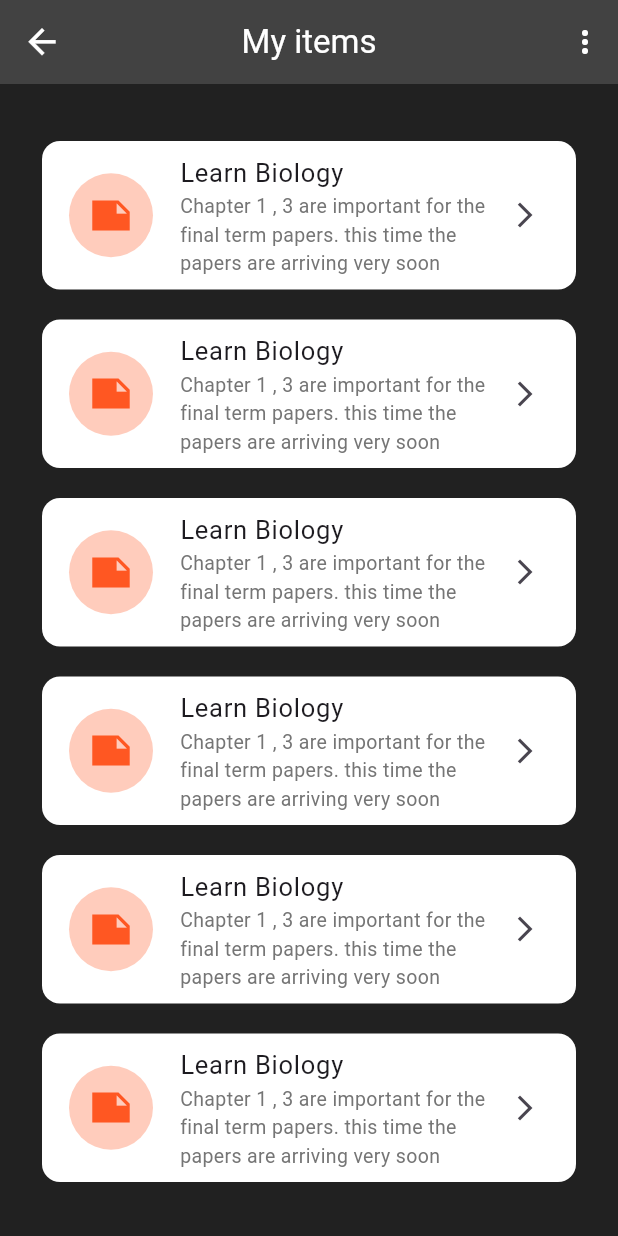
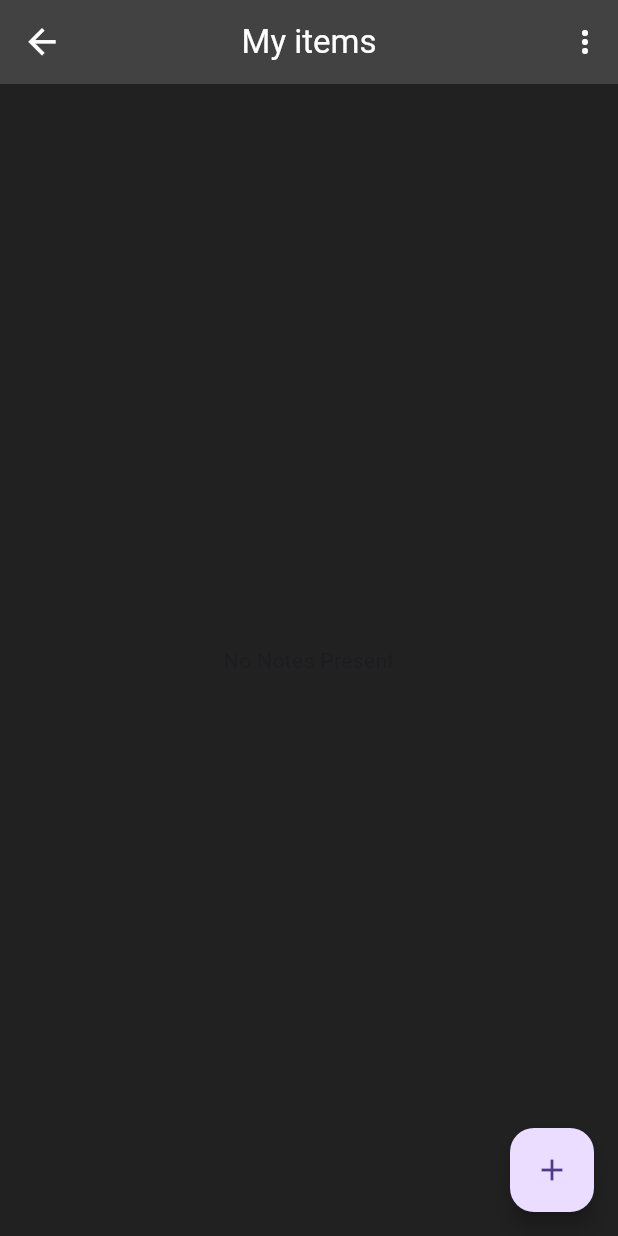
Before and after one commit to Shaurya0987/Sqflite---local-Database, a Flutter app: the Listviewbuilderdemo3 screen opened directly, on a phone screen of 412 x 824 dp. Run offline on Flutter 3.47's test engine with Material 3 defaults, Android fonts, the light colour scheme and no system bars; our stand-ins replace fluttertoast, sqflite; accounts and stored records are empty.

Commit message:
ListView.Builder Third Done with Provider + Local DB

```diff
--- /dev/null
+++ b/lib/Providers/thirdListViewB.uilderProvider.dart
@@ -0,0 +1,18 @@
+import 'package:flutter/material.dart';
+import 'package:localdb/local DataBase/thirdListViewDB.dart';
+
+class ThirdListViewBuilderProvider extends ChangeNotifier {
+  final DatabaseHelper3 db = DatabaseHelper3.instance;
+
+  List<Map<String, dynamic>> items = [];
+
+  Future<void> loadItems() async {
+    items = await db.getnotes(); // ✅ store data
+    notifyListeners();
+  }
+
+  Future<void> addItem(String title, String subtitle) async {
+    await db.insertItem(title, subtitle);
+    await loadItems(); // ✅ wait, then reload
+  }
+}
--- a/lib/Screens/ListViewBuilderDemo3.dart
+++ b/lib/Screens/ListViewBuilderDemo3.dart
@@ -1,4 +1,6 @@
 import 'package:flutter/material.dart';
+import 'package:localdb/Providers/thirdListViewB.uilderProvider.dart';
+import 'package:provider/provider.dart';
 
 class Listviewbuilderdemo3 extends StatelessWidget {
   const Listviewbuilderdemo3({super.key});
@@ -6,40 +8,8 @@ class Listviewbuilderdemo3 extends StatelessWidget {
   @override
   Widget build(BuildContext context) {
 
-    List<Map<String,String>>notes=[
-      {
-        "title" : "Learn Biology",
-        "description" : "Chapter 1 , 3 are important for the final term papers. this time the papers are arriving very soon"
-      },
-      {
-        "title" : "Learn Biology",
-        "description" : "Chapter 1 , 3 are important for the final term papers. this time the papers are arriving very soon"
-      },
-      {
-        "title" : "Learn Biology",
-        "description" : "Chapter 1 , 3 are important for the final term papers. this time the papers are arriving very soon"
-      },
-      {
-        "title" : "Learn Biology",
-        "description" : "Chapter 1 , 3 are important for the final term papers. this time the papers are arriving very soon"
-      },
-      {
-        "title" : "Learn Biology",
-        "description" : "Chapter 1 , 3 are important for the final term papers. this time the papers are arriving very soon"
-      },
-      {
-        "title" : "Learn Biology",
-        "description" : "Chapter 1 , 3 are important for the final term papers. this time the papers are arriving very soon"
-      },
-      {
-        "title" : "Learn Biology",
-        "description" : "Chapter 1 , 3 are important for the final term papers. this time the papers are arriving very soon"
-      },
-      {
-        "title" : "Learn Biology",
-        "description" : "Chapter 1 , 3 are important for the final term papers. this time the papers are arriving very soon"
-      },
-    ];
+    final provider=context.watch<ThirdListViewBuilderProvider>();
+    final notes=provider.items;
 
     return Scaffold(
       backgroundColor: Colors.grey.shade900,
@@ -65,11 +35,14 @@ class Listviewbuilderdemo3 extends StatelessWidget {
             itemBuilder: (context, index) {
               return ListContainer(
                 title: notes[index]["title"]!,
-                subtitle: notes[index]["description"]!);
+                subtitle: notes[index]["subtitle"]!);
             },
           )),
-
-        );
+          floatingActionButton: FloatingActionButton(
+            onPressed: (){
+              provider.addItem("Learn Biolog", " CHapter 1,3 are very important and hold a very prestige importance in the biology book in the ,ap");
+            },child: Icon(Icons.add),)
+          );
 
   }
 }
--- /dev/null
+++ b/lib/local DataBase/thirdListViewDB.dart
@@ -0,0 +1,48 @@
+import 'package:sqflite/sqflite.dart';
+import 'package:path/path.dart';
+
+class DatabaseHelper3 {
+  static final DatabaseHelper3 instance = DatabaseHelper3._internal();
+  static Database? _database;
+
+  DatabaseHelper3._internal();
+
+  Future<Database> get database async {
+    if (_database != null) return _database!;
+    _database = await _initDB();
+    return _database!;
+  }
+
+  Future<Database> _initDB() async {
+    final path = join(await getDatabasesPath(), 'notes.db');
+
+    return await openDatabase(
+      path,
+      version: 1,
+      onCreate: (db, version) async {
+        await db.execute('''
+          CREATE TABLE notes (
+            id INTEGER PRIMARY KEY AUTOINCREMENT,
+            title TEXT,
+            subtitle TEXT
+          )
+        ''');
+      },
+    );
+  }
+
+  // INSERT
+  Future<void> insertItem(String title, String subtitle) async {
+    final db = await database;
+    await db.insert('notes', {
+      'title': title,
+      'subtitle': subtitle,
+    });
+  }
+
+  // READ
+  Future<List<Map<String, dynamic>>> getnotes() async {
+    final db = await database;
+    return await db.query('notes');
+  }
+}
--- a/lib/main.dart
+++ b/lib/main.dart
@@ -3,6 +3,7 @@ import 'package:localdb/Contact%20Book%20App/Providers/contactProvider.dart';
 import 'package:localdb/Contact%20Book%20App/Screens/mainScreen.dart';
 import 'package:localdb/Providers/firstListViewProvider.dart';
 import 'package:localdb/Providers/secondListViewProvider.dart';
+import 'package:localdb/Providers/thirdListViewB.uilderProvider.dart';
 import 'package:localdb/Screens/ListViewBuilderDemo.dart';
 import 'package:localdb/Screens/ListViewBuilderDemo2.dart';
 import 'package:localdb/Screens/ListViewBuilderDemo3.dart';
@@ -12,7 +13,7 @@ void main() {
   // REQUIRED for plugins like fluttertoast
   WidgetsFlutterBinding.ensureInitialized();
   runApp(ChangeNotifierProvider(
-    create: (_)=>Secondlistviewprovider()..loadItems(),
+    create: (_)=>ThirdListViewBuilderProvider()..loadItems(),
     child: const MyApp(),
     ));
 }
@@ -24,7 +25,7 @@ class MyApp extends StatelessWidget {
   Widget build(BuildContext context) {
     return const MaterialApp(
       debugShowCheckedModeBanner: false,
-      home: Listviewbuilderdemo2(),
+      home: Listviewbuilderdemo3(),
     );
   }
 }
```
